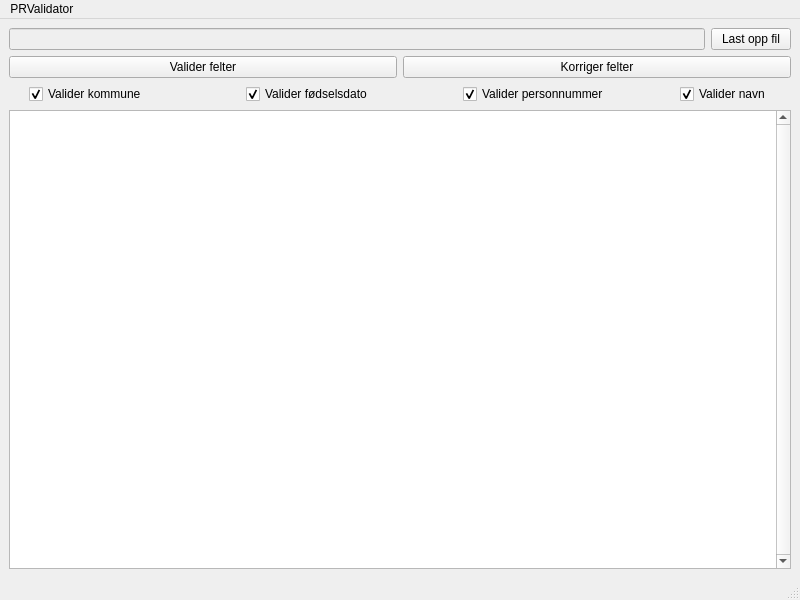
This is PRValidator/form.ui in ViktorAlsos/PRValidator as Qt 5 draws it before an edit. The edited form follows.
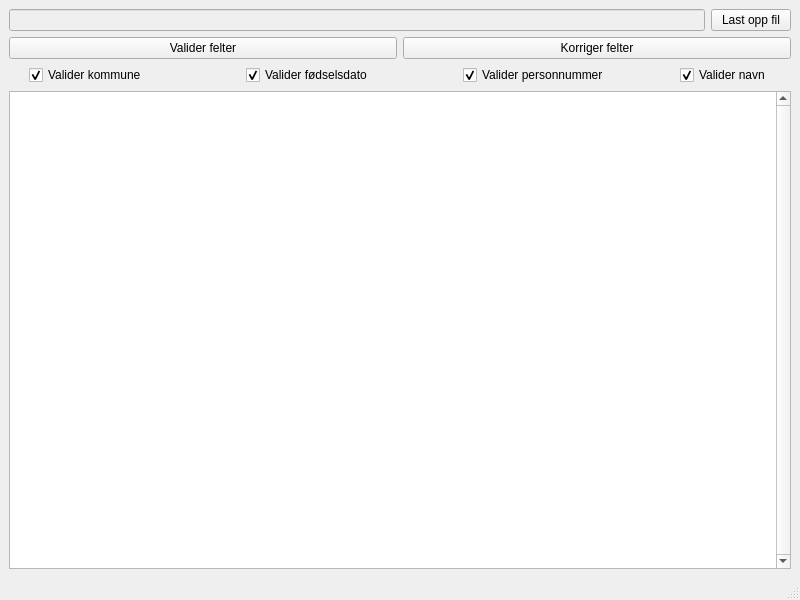
This is the edited form.

Commit message: Endret vindutittel

The edit to the form file:
```diff
--- a/PRValidator/form.ui
+++ b/PRValidator/form.ui
@@ -122,22 +122,6 @@
     </item>
    </layout>
   </widget>
-  <widget class="QMenuBar" name="menubar">
-   <property name="geometry">
-    <rect>
-     <x>0</x>
-     <y>0</y>
-     <width>800</width>
-     <height>25</height>
-    </rect>
-   </property>
-   <widget class="QMenu" name="menuPRValidator">
-    <property name="title">
-     <string>PRValidator </string>
-    </property>
-   </widget>
-   <addaction name="menuPRValidator"/>
-  </widget>
   <widget class="QStatusBar" name="statusbar"/>
  </widget>
  <resources/>
```
Left out of the diff: 2 changed lines with no effect on the pictures. The commit also changes 2 other files.
